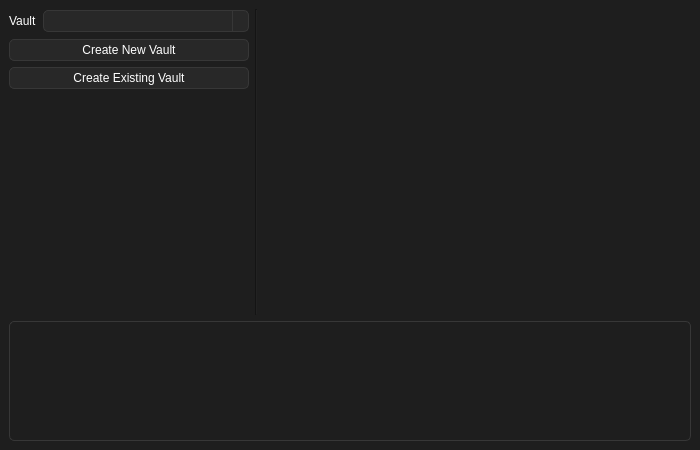
Nothing031/Vault, file ui/mainwindow.ui: the form before one commit.
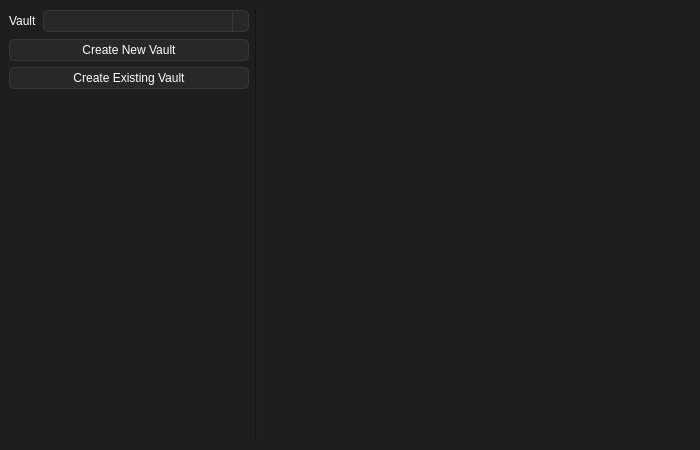
The form after the commit. Icons and pictures are not drawn.

```diff
--- a/ui/mainwindow.ui
+++ b/ui/mainwindow.ui
@@ -137,33 +137,7 @@
      </widget>
     </item>
     <item row="1" column="0" colspan="4">
-     <layout class="QGridLayout" name="layout_output">
-      <item row="0" column="0">
-       <widget class="QTextEdit" name="outputTerminal_textEdit">
-        <property name="sizePolicy">
-         <sizepolicy hsizetype="Expanding" vsizetype="Fixed">
-          <horstretch>0</horstretch>
-          <verstretch>0</verstretch>
-         </sizepolicy>
-        </property>
-        <property name="maximumSize">
-         <size>
-          <width>16777215</width>
-          <height>120</height>
-         </size>
-        </property>
-        <property name="verticalScrollBarPolicy">
-         <enum>Qt::ScrollBarPolicy::ScrollBarAlwaysOff</enum>
-        </property>
-        <property name="horizontalScrollBarPolicy">
-         <enum>Qt::ScrollBarPolicy::ScrollBarAlwaysOff</enum>
-        </property>
-        <property name="textInteractionFlags">
-         <set>Qt::TextInteractionFlag::TextSelectableByKeyboard|Qt::TextInteractionFlag::TextSelectableByMouse</set>
-        </property>
-       </widget>
-      </item>
-     </layout>
+     <layout class="QGridLayout" name="layout_output"/>
     </item>
     <item row="0" column="2" colspan="2">
      <widget class="QStackedWidget" name="stackedWidget">
@@ -174,7 +148,7 @@
      </widget>
     </item>
     <item row="0" column="0">
-     <widget class="QWidget" name="" native="true">
+     <widget class="QWidget" name="widget" native="true">
       <property name="minimumSize">
        <size>
         <width>240</width>
```
